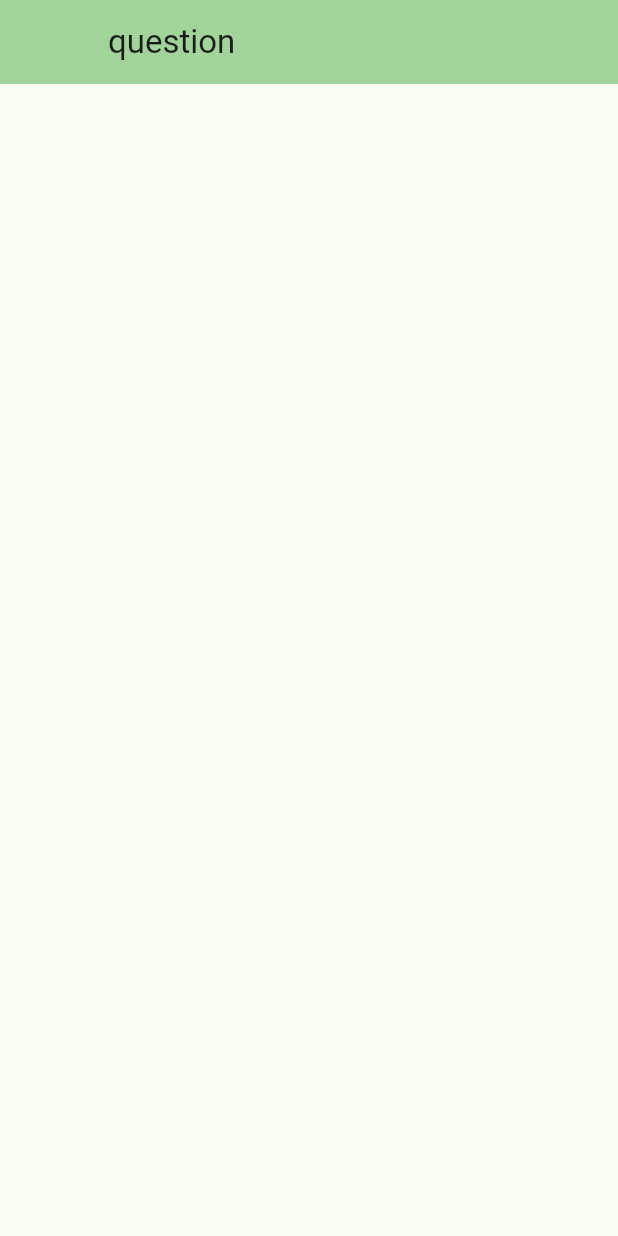
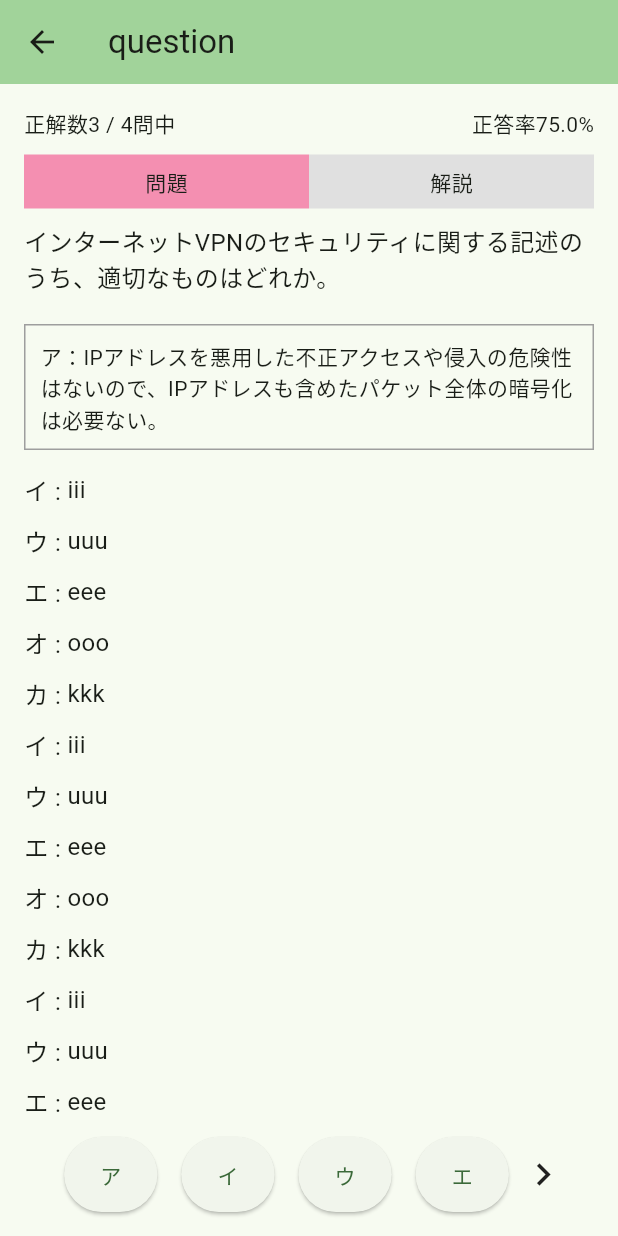
Before and after one commit to HANAUTA/2024_hal_fe_app, a Flutter app: the QuestionPage screen opened directly, on a phone screen of 412 x 824 dp. Run offline on Flutter 3.47's test engine with Material 3 defaults, Android fonts, the phone set to English and light mode, and no system bars; our stand-ins replace fl_chart; missing offline and left inert: dart:ffi.

Commit message:
問題ページ作成

```diff
--- a/lib/pages/question_page.dart
+++ b/lib/pages/question_page.dart
@@ -7,13 +7,147 @@ class QuestionPage extends StatelessWidget {
   Widget build(BuildContext context) {
     return Scaffold(
       appBar: AppBar(
-        leading:
-        ListTile(
-            onTap:(){ Navigator.pop(context);}
+        leading: IconButton(
+          icon: Icon(Icons.arrow_back),
+          onPressed: () {
+            Navigator.pop(context);
+          },
         ),
         backgroundColor: Theme.of(context).colorScheme.inversePrimary,
         title: Text('question'),
       ),
+      body: Padding(
+        padding: const EdgeInsets.all(16.0),
+        child: Column(
+          crossAxisAlignment: CrossAxisAlignment.start,
+          children: [
+            // Score and percentage row
+            Row(
+              mainAxisAlignment: MainAxisAlignment.spaceBetween,
+              children: [
+                Text("正解数3 / 4問中"),
+                Text("正答率75.0%"),
+              ],
+            ),
+            SizedBox(height: 10),
+            // Header with two tabs (問題 and 解説)
+            Row(
+              children: [
+                Expanded(
+                  child: Container(
+                    color: Colors.pink[200],
+                    padding: EdgeInsets.all(8),
+                    child: Center(child: Text("問題")),
+                  ),
+                ),
+                Expanded(
+                  child: Container(
+                    color: Colors.grey[300],
+                    padding: EdgeInsets.all(8),
+                    child: Center(child: Text("解説")),
+                  ),
+                ),
+              ],
+            ),
+            SizedBox(height: 10),
+            // Question description
+            Text(
+              "インターネットVPNのセキュリティに関する記述のうち、適切なものはどれか。",
+              style: TextStyle(fontSize: 16),
+            ),
+            SizedBox(height: 20),
+            // Scrollable area
+            Expanded(
+              child: SingleChildScrollView(
+                child: Column(
+                  crossAxisAlignment: CrossAxisAlignment.start,
+                  children: [
+                    // First description (ア)
+                    Container(
+                      decoration: BoxDecoration(
+                        border: Border.all(color: Colors.grey),
+                      ),
+                      padding: EdgeInsets.all(10),
+                      child: Text(
+                        "ア：IPアドレスを悪用した不正アクセスや侵入の危険性はないので、IPアドレスも含めたパケット全体の暗号化は必要ない。",
+                        style: TextStyle(fontSize: 14),
+                      ),
+                    ),
+                    SizedBox(height: 10),
+                    // Scrollable options (イ, ウ, エ, etc.)
+                    buildOption("イ", "iii"),
+                    buildOption("ウ", "uuu"),
+                    buildOption("エ", "eee"),
+                    buildOption("オ", "ooo"),
+                    buildOption("カ", "kkk"),
+                    buildOption("イ", "iii"),
+                    buildOption("ウ", "uuu"),
+                    buildOption("エ", "eee"),
+                    buildOption("オ", "ooo"),
+                    buildOption("カ", "kkk"),
+                    buildOption("イ", "iii"),
+                    buildOption("ウ", "uuu"),
+                    buildOption("エ", "eee"),
+                    buildOption("オ", "ooo"),
+                    buildOption("カ", "kkk"),
+                    buildOption("イ", "iii"),
+                    buildOption("ウ", "uuu"),
+                    buildOption("エ", "eee"),
+                    buildOption("オ", "ooo"),
+                    buildOption("カ", "kkk"),
+                    // Add more options as needed
+                  ],
+                ),
+              ),
+            ),
+            // Bottom bar with answer buttons and arrow icon
+            Row(
+              mainAxisAlignment: MainAxisAlignment.center,
+              crossAxisAlignment: CrossAxisAlignment.center, // Aligns vertically
+              children: [
+                buildAnswerButton("ア"),
+                buildAnswerButton("イ"),
+                buildAnswerButton("ウ"),
+                buildAnswerButton("エ"),
+                // Align arrow icon with buttons
+                Icon(Icons.keyboard_arrow_right, size: 30),
+              ],
+            ),
+          ],
+        ),
+      ),
+    );
+  }
+
+  // Helper method to build options
+  Widget buildOption(String label, String text) {
+    return Padding(
+      padding: const EdgeInsets.symmetric(vertical: 5),
+      child: Row(
+        crossAxisAlignment: CrossAxisAlignment.start,
+        children: [
+          Text("$label : ", style: TextStyle(fontSize: 16)),
+          Expanded(
+            child: Text(text, style: TextStyle(fontSize: 16)),
+          ),
+        ],
+      ),
+    );
+  }
+
+  // Helper method to build answer buttons without trailing icon
+  Widget buildAnswerButton(String label) {
+    return Padding(
+      padding: const EdgeInsets.symmetric(horizontal: 8.0), // Add horizontal padding between buttons
+      child: ElevatedButton(
+        style: ElevatedButton.styleFrom(
+          minimumSize: Size(50, 50), // Adjust the button size
+        ),
+        onPressed: () {
+          // Handle button press
+        },
+        child: Text(label),
+      ),
     );
   }
 }
```
